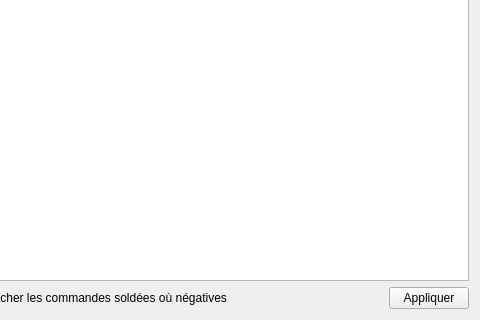
zepala/bottle, file main.ui: the form before one commit; both pictures show x 320 to 800 and y 280 to 600 of the 800 by 600 pixel window.
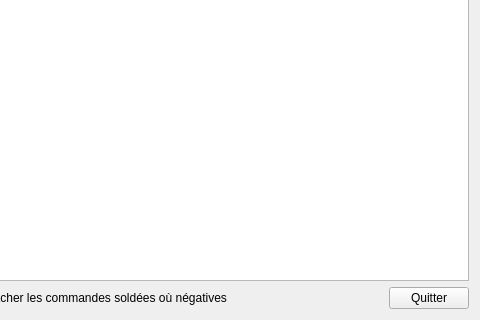
The form after the commit. Icons and pictures are not drawn.

What changed in the file:
```diff
--- a/main.ui
+++ b/main.ui
@@ -251,7 +251,7 @@
        <item>
         <widget class="QPushButton" name="btQuitter">
          <property name="text">
-          <string>Appliquer</string>
+          <string>Quitter</string>
          </property>
         </widget>
        </item>
```
Left out of the diff: 2 changed lines with no effect on the pictures.
